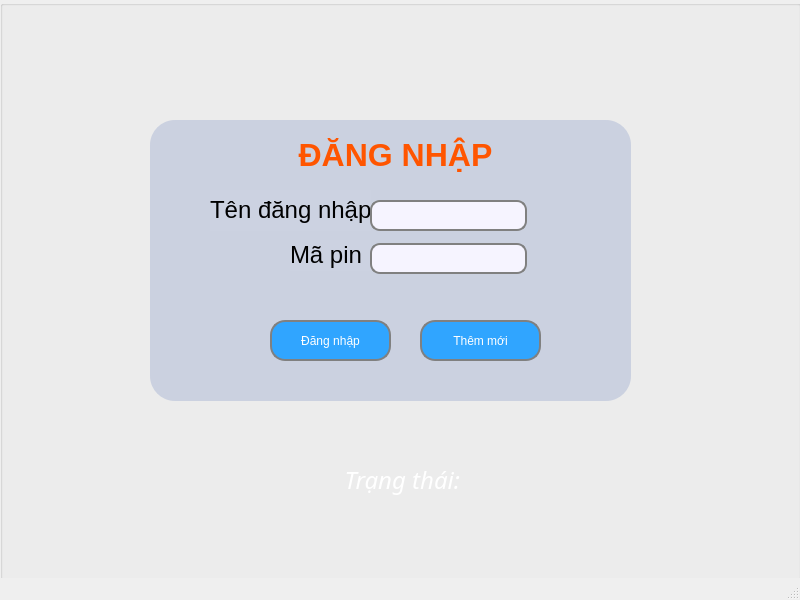
The window that QuanLyChiTieu/loginapp.ui (derektruong/ExpenseManagement) describes before a commit, drawn with Qt 5.
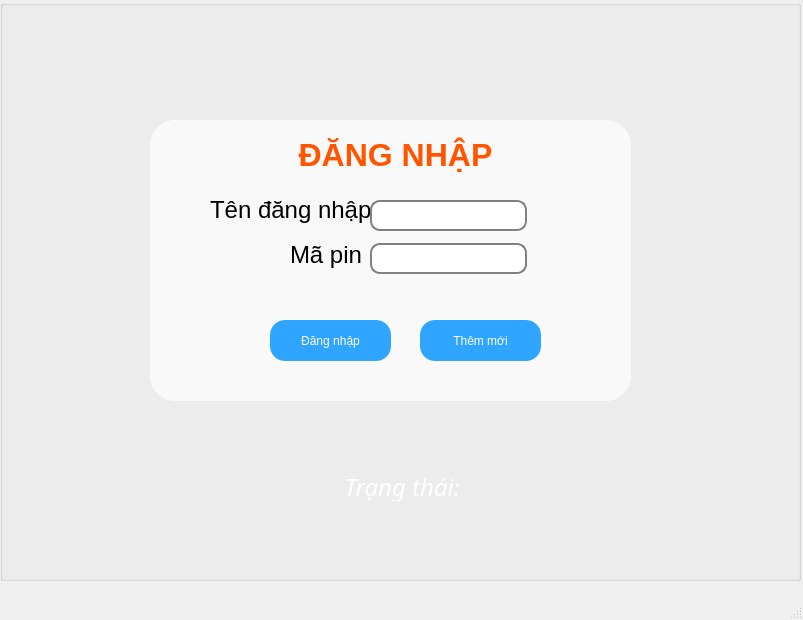
The same window after the commit. Icons and pictures are not drawn.

The edit to the form file:
```diff
--- a/QuanLyChiTieu/loginapp.ui
+++ b/QuanLyChiTieu/loginapp.ui
@@ -6,8 +6,8 @@
    <rect>
     <x>0</x>
     <y>0</y>
-    <width>800</width>
-    <height>600</height>
+    <width>803</width>
+    <height>620</height>
    </rect>
   </property>
   <property name="windowTitle">
@@ -32,7 +32,7 @@
     </property>
     <property name="styleSheet">
      <string notr="true">font: 75 14pt &quot;MS Shell Dlg 2&quot;;
-background-color: rgb(194, 202, 221, 200);
+background-color: rgb(255, 255, 255, 180);
 border-radius: 25px;</string>
     </property>
     <property name="title">
@@ -89,7 +89,7 @@
      </property>
      <property name="styleSheet">
       <string notr="true">background-color: rgb(246, 244, 255);
-border-color: rgb(147, 236, 255);
+background-color: rgb(255, 255, 255);
 border: 2px solid gray;
 border-radius: 10px;</string>
      </property>
@@ -105,7 +105,7 @@
      </property>
      <property name="styleSheet">
       <string notr="true">background-color: rgb(246, 244, 255);
-border-color: rgb(147, 236, 255);
+background-color: rgb(255, 255, 255);
 border: 2px solid gray;
 border-radius: 10px;</string>
      </property>
@@ -125,7 +125,6 @@
      <property name="styleSheet">
       <string notr="true">border-radius: 15px;
 color: rgb(255, 255, 255);
-border: 2px solid gray;
 background-color: rgb(48, 165, 255);</string>
      </property>
      <property name="text">
@@ -144,7 +143,6 @@
      <property name="styleSheet">
       <string notr="true">border-radius: 15px;
 color: rgb(255, 255, 255);
-border: 2px solid gray;
 background-color: rgb(48, 165, 255);</string>
      </property>
      <property name="text">
@@ -188,9 +186,9 @@
      <property name="geometry">
       <rect>
        <x>240</x>
-       <y>460</y>
+       <y>470</y>
        <width>331</width>
-       <height>41</height>
+       <height>31</height>
       </rect>
      </property>
      <property name="font">
@@ -205,7 +203,8 @@
      <property name="styleSheet">
       <string notr="true">font: 75 italic 18pt &quot;Bahnschrift&quot;;
 background-color: rgb(222, 227, 255,0);
-color: rgb(255, 255, 255);</string>
+color: rgb(255, 255, 255);
+border-radius: 10px;</string>
      </property>
      <property name="text">
       <string>&lt;html&gt;&lt;head/&gt;&lt;body&gt;&lt;p align=&quot;center&quot;&gt;&lt;span style=&quot; color:#ffffff;&quot;&gt;Trạng thái: &lt;/span&gt;&lt;/p&gt;&lt;/body&gt;&lt;/html&gt;</string>
```
Left out of the diff: 4 changed lines with no effect on the pictures.
